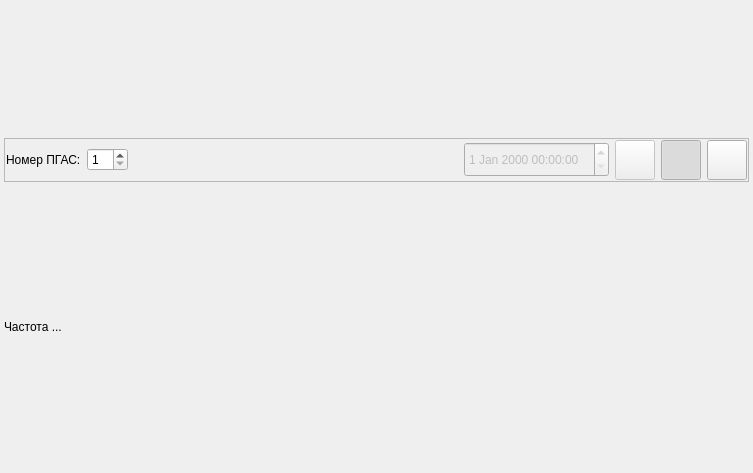
The window that src/Indicators/ui/ShPIndicator.ui (alexvrn/rmo) describes before a commit, drawn with Qt 5.
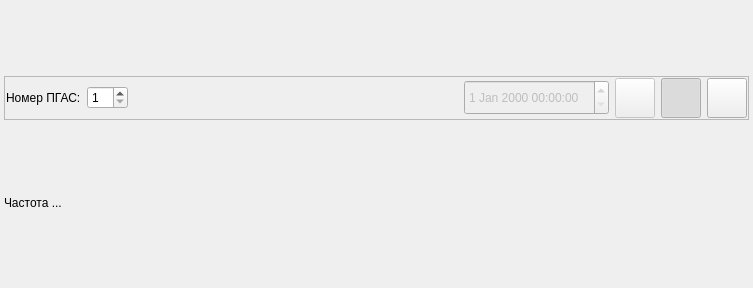
The same window after the commit. Icons and pictures are not drawn.

Diff of the .ui file:
```diff
--- a/src/Indicators/ui/ShPIndicator.ui
+++ b/src/Indicators/ui/ShPIndicator.ui
@@ -7,7 +7,7 @@
     <x>0</x>
     <y>0</y>
     <width>753</width>
-    <height>473</height>
+    <height>288</height>
    </rect>
   </property>
   <property name="windowTitle">
```
